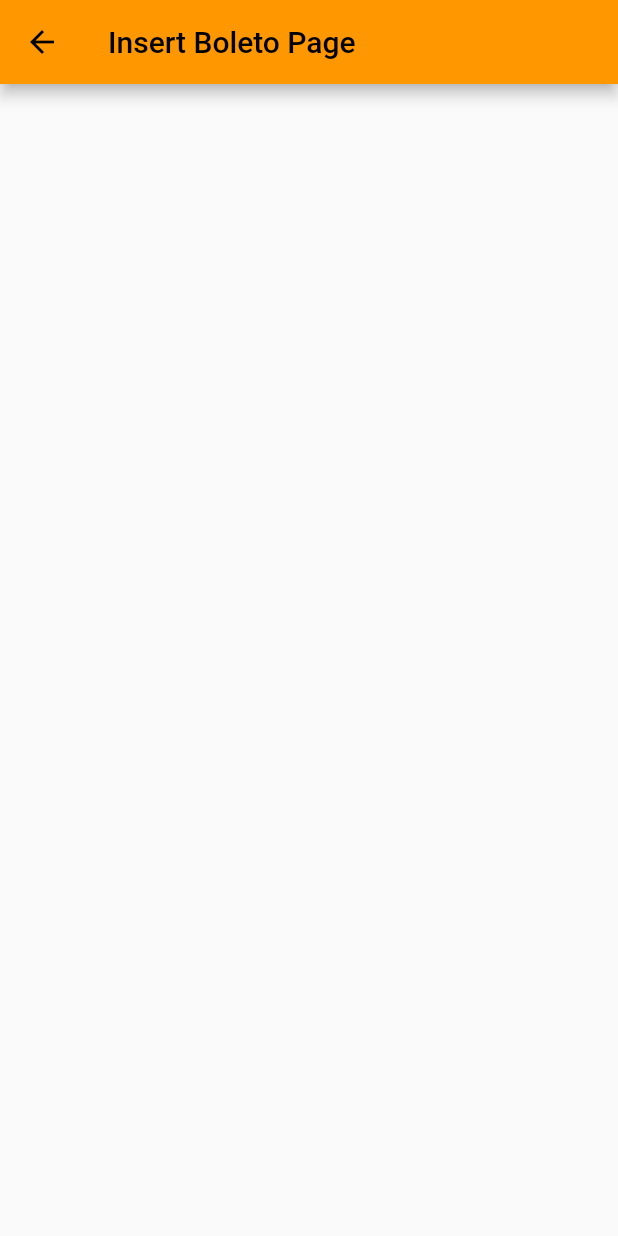
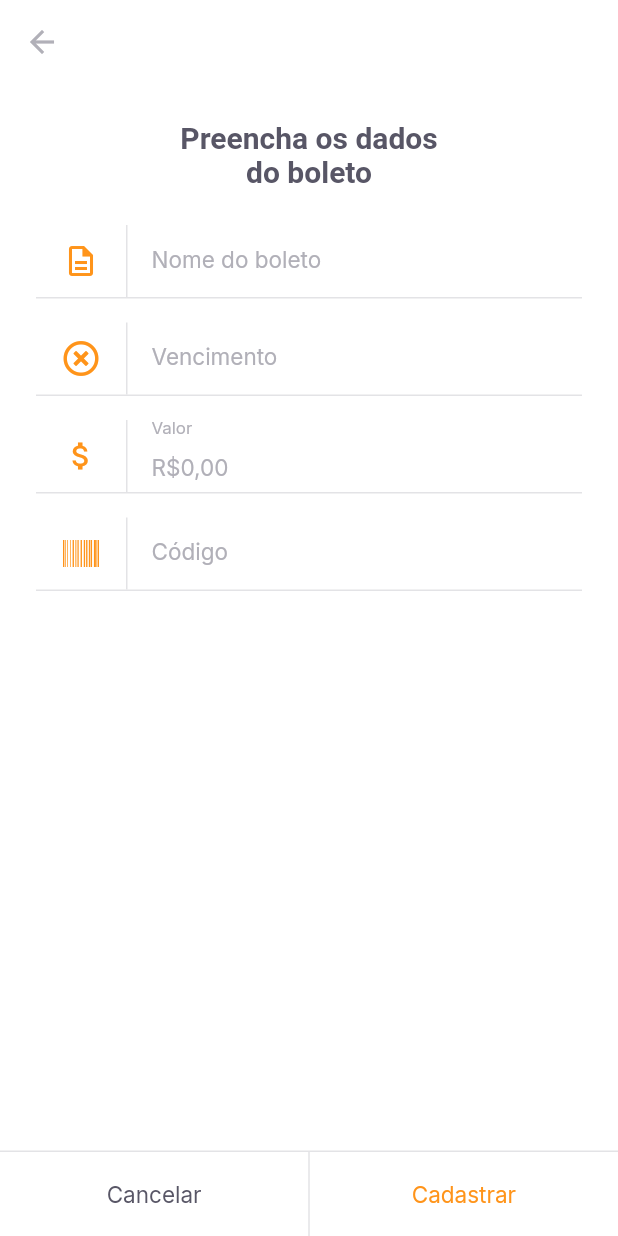
Before and after one commit to SamuWesll/payflow, a Flutter app: the InsertBoletoPage screen opened by its route, on a phone screen of 412 x 824 dp. Run offline on Flutter 3.47's test engine with Material 2 defaults, Android fonts, the phone set to English and light mode, and no system bars; our stand-ins replace camera, firebase_core, flutter_masked_text2, font_awesome_flutter, google_fonts, google_sign_in and 2 more; missing offline and left inert: google_ml_kit; accounts and stored records are empty.

Commit message:
finalizando tela de inserir boleto

```diff
--- a/lib/moduiles/barcode_scanner/barcode_scanner_page.dart
+++ b/lib/moduiles/barcode_scanner/barcode_scanner_page.dart
@@ -47,7 +47,7 @@ class _BarcodeScannerPageState extends State<BarcodeScannerPage> {
               builder: (_, status, __) {
                 if (status.showCamera) {
                   return Container(
-                    child: status.cameraController!.buildPreview(),
+                    child: controller.cameraController!.buildPreview(),
                   );
                 } else {
                   return Container();
@@ -94,7 +94,7 @@ class _BarcodeScannerPageState extends State<BarcodeScannerPage> {
                         "Tente scanear novamente ou digite o código do seu boleto.",
                     primaryLabel: "Scanear novamente",
                     primaryOnPressed: () {
-                      controller.getAvailableCameras();
+                      controller.scanWithCamera();
                     },
                     secundaryLabel: "Digitar código",
                     secundaryOnPress: () {},
--- a/lib/moduiles/home/home_page.dart
+++ b/lib/moduiles/home/home_page.dart
@@ -72,7 +72,8 @@ class _HomePageState extends State<HomePage> {
             ),
             GestureDetector(
               onTap: () {
-                Navigator.pushNamed(context, "/barcode_scanner");
+                // Navigator.pushNamed(context, "/barcode_scanner");
+                Navigator.pushNamed(context, "/insert_boleto");
               },
               child: Container(
                 height: 56,
--- /dev/null
+++ b/lib/moduiles/insert_boleto/insert_boleto_controller.dart
@@ -0,0 +1,41 @@
+import 'package:flutter/material.dart';
+import 'package:payflow/shared/models/boleto_model.dart';
+import 'package:shared_preferences/shared_preferences.dart';
+
+class InsertBoletoController {
+  final formKey = GlobalKey<FormState>();
+  BoletoModel model = BoletoModel();
+  String? validateName(String? value) =>
+      value?.isEmpty ?? true ? "O nome não pode ser vazio" : null;
+  String? validateVencimento(String? value) =>
+      value?.isEmpty ?? true ? "A data de vencimento não pode ser vazio" : null;
+  String? validateValor(double value) =>
+      value == 0 ? "Insira um valor maior que R\$ 0,00" : null;
+  String? validateCodigo(String? value) =>
+      value?.isEmpty ?? true ? "O código do boleto não pode ser vazio" : null;
+
+  void onChange(
+      {String? name, String? dueDate, double? value, String? barcode}) {
+    model = model.copyWith(
+      name: name,
+      dueDate: dueDate,
+      value: value,
+      barcode: barcode,
+    );
+  }
+
+  Future<void> saveBoleto() async {
+    final instance = await SharedPreferences.getInstance();
+    final boletos = instance.getStringList("boletos") ?? <String>[];
+    boletos.add(model.toJson());
+    await instance.setStringList("boletos", boletos);
+    return;
+  }
+
+  Future<void> cadastrarBoleto() async {
+    final form = formKey.currentState;
+    if (form!.validate()) {
+      return saveBoleto();
+    }
+  }
+}
--- a/lib/moduiles/insert_boleto/insert_boleto_page.dart
+++ b/lib/moduiles/insert_boleto/insert_boleto_page.dart
@@ -1,13 +1,124 @@
 import 'package:flutter/material.dart';
+import 'package:flutter_masked_text2/flutter_masked_text2.dart';
+import 'package:font_awesome_flutter/font_awesome_flutter.dart';
+import 'package:payflow/moduiles/insert_boleto/insert_boleto_controller.dart';
+import 'package:payflow/shared/themes/app_colors.dart';
+import 'package:payflow/shared/themes/app_text_styles.dart';
+import 'package:payflow/shared/widgets/input_text/input_text_widget.dart';
+import 'package:payflow/shared/widgets/set_label_buttons/set_label_buttons.dart';
 
-class InsertBoletoPage extends StatelessWidget {
-  const InsertBoletoPage({Key? key}) : super(key: key);
+class InsertBoletoPage extends StatefulWidget {
+  final String? barcode;
+  const InsertBoletoPage({Key? key, this.barcode}) : super(key: key);
+
+  @override
+  State<InsertBoletoPage> createState() => _InsertBoletoPageState();
+}
+
+class _InsertBoletoPageState extends State<InsertBoletoPage> {
+  final controller = InsertBoletoController();
+  final moneyInputTextController = MoneyMaskedTextController(
+    leftSymbol: "R\$",
+    decimalSeparator: ",",
+  );
+  final dueDateInputTextController = MaskedTextController(mask: "00/00/0000");
+  final barcodeInputTextController = TextEditingController();
+
+  @override
+  void initState() {
+    if (widget.barcode != null) {
+      barcodeInputTextController.text = widget.barcode!;
+    }
+    super.initState();
+  }
 
   @override
   Widget build(BuildContext context) {
     return Scaffold(
+      backgroundColor: AppColors.background,
       appBar: AppBar(
-        title: Text("Insert Boleto Page"),
+        backgroundColor: AppColors.background,
+        elevation: 0,
+        leading: const BackButton(
+          color: AppColors.input,
+        ),
+      ),
+      body: SingleChildScrollView(
+        child: Padding(
+          padding: const EdgeInsets.symmetric(horizontal: 24),
+          child: Column(
+            crossAxisAlignment: CrossAxisAlignment.center,
+            children: [
+              Padding(
+                padding: const EdgeInsets.symmetric(
+                  horizontal: 93,
+                  vertical: 24,
+                ),
+                child: Text(
+                  "Preencha os dados do boleto",
+                  style: TextStyles.titleBoldHeading,
+                  textAlign: TextAlign.center,
+                ),
+              ),
+              Form(
+                key: controller.formKey,
+                child: Column(
+                  children: [
+                    InputTextWidget(
+                      label: "Nome do boleto",
+                      icon: Icons.description_outlined,
+                      onChanged: (value) {
+                        controller.onChange(name: value);
+                      },
+                      validator: controller.validateName,
+                    ),
+                    InputTextWidget(
+                      controller: dueDateInputTextController,
+                      label: "Vencimento",
+                      icon: FontAwesomeIcons.timesCircle,
+                      onChanged: (value) {
+                        controller.onChange(dueDate: value);
+                      },
+                      validator: controller.validateVencimento,
+                    ),
+                    InputTextWidget(
+                      controller: moneyInputTextController,
+                      label: "Valor",
+                      icon: Icons.attach_money,
+                      validator: (p0) => controller
+                          .validateValor(moneyInputTextController.numberValue),
+                      onChanged: (value) {
+                        controller.onChange(
+                            value: moneyInputTextController.numberValue);
+                      },
+                    ),
+                    InputTextWidget(
+                      controller: barcodeInputTextController,
+                      label: "Código",
+                      icon: FontAwesomeIcons.barcode,
+                      validator: controller.validateCodigo,
+                      onChanged: (value) {
+                        controller.onChange(barcode: value);
+                      },
+                    ),
+                  ],
+                ),
+              )
+            ],
+          ),
+        ),
+      ),
+      bottomNavigationBar: SetLabelButtons(
+        primaryLabel: "Cancelar",
+        primaryOnPressed: () {
+          Navigator.pop(context);
+        },
+        secundaryLabel: "Cadastrar",
+        secundaryOnPress: () async {
+          await controller.cadastrarBoleto();
+          Navigator.pop(context);
+        },
+        enableSecondaryColor: true,
       ),
     );
   }
--- /dev/null
+++ b/lib/shared/models/boleto_model.dart
@@ -0,0 +1,72 @@
+import 'dart:convert';
+
+class BoletoModel {
+  final String? name;
+  final String? dueDate;
+  final double? value;
+  final String? barcode;
+  BoletoModel({
+    this.name,
+    this.dueDate,
+    this.value,
+    this.barcode,
+  });
+
+  BoletoModel copyWith({
+    String? name,
+    String? dueDate,
+    double? value,
+    String? barcode,
+  }) {
+    return BoletoModel(
+      name: name ?? this.name,
+      dueDate: dueDate ?? this.dueDate,
+      value: value ?? this.value,
+      barcode: barcode ?? this.barcode,
+    );
+  }
+
+  Map<String, dynamic> toMap() {
+    return {
+      'name': name,
+      'dueDate': dueDate,
+      'value': value,
+      'barcode': barcode,
+    };
+  }
+
+  factory BoletoModel.fromMap(Map<String, dynamic> map) {
+    return BoletoModel(
+      name: map['name'],
+      dueDate: map['dueDate'],
+      value: map['value']?.toDouble(),
+      barcode: map['barcode'],
+    );
+  }
+
+  String toJson() => json.encode(toMap());
+
+  factory BoletoModel.fromJson(String source) =>
+      BoletoModel.fromMap(json.decode(source));
+
+  @override
+  String toString() {
+    return 'BoletoModel(name: $name, dueDate: $dueDate, value: $value, barcode: $barcode)';
+  }
+
+  @override
+  bool operator ==(Object other) {
+    if (identical(this, other)) return true;
+
+    return other is BoletoModel &&
+        other.name == name &&
+        other.dueDate == dueDate &&
+        other.value == value &&
+        other.barcode == barcode;
+  }
+
+  @override
+  int get hashCode {
+    return name.hashCode ^ dueDate.hashCode ^ value.hashCode ^ barcode.hashCode;
+  }
+}
--- /dev/null
+++ b/lib/shared/widgets/input_text/input_text_widget.dart
@@ -0,0 +1,67 @@
+import 'package:flutter/material.dart';
+import 'package:payflow/shared/themes/app_colors.dart';
+import 'package:payflow/shared/themes/app_text_styles.dart';
+
+class InputTextWidget extends StatelessWidget {
+  final String label;
+  final IconData icon;
+  final String? initialValue;
+  final String? Function(String?)? validator;
+  final TextEditingController? controller;
+  final void Function(String value) onChanged;
+  const InputTextWidget({
+    Key? key,
+    required this.label,
+    required this.icon,
+    this.initialValue,
+    this.validator,
+    this.controller,
+    required this.onChanged,
+  }) : super(key: key);
+
+  @override
+  Widget build(BuildContext context) {
+    return Padding(
+      padding: const EdgeInsets.only(bottom: 16),
+      child: Column(
+        children: [
+          TextFormField(
+            onChanged: onChanged,
+            controller: controller,
+            initialValue: initialValue,
+            validator: validator,
+            style: TextStyles.input,
+            decoration: InputDecoration(
+              contentPadding: EdgeInsets.zero,
+              labelText: label,
+              labelStyle: TextStyles.input,
+              icon: Row(
+                mainAxisSize: MainAxisSize.min,
+                children: [
+                  Padding(
+                    padding: const EdgeInsets.symmetric(horizontal: 18),
+                    child: Icon(
+                      icon,
+                      color: AppColors.primary,
+                    ),
+                  ),
+                  Container(
+                    width: 1,
+                    height: 48,
+                    color: AppColors.stroke,
+                  ),
+                ],
+              ),
+              border: InputBorder.none,
+            ),
+          ),
+          const Divider(
+            height: 1,
+            thickness: 1,
+            color: AppColors.stroke,
+          )
+        ],
+      ),
+    );
+  }
+}
--- a/lib/shared/widgets/set_label_buttons/set_label_buttons.dart
+++ b/lib/shared/widgets/set_label_buttons/set_label_buttons.dart
@@ -1,4 +1,5 @@
 import 'package:flutter/material.dart';
+import 'package:payflow/shared/themes/app_colors.dart';
 import 'package:payflow/shared/themes/app_text_styles.dart';
 import 'package:payflow/shared/widgets/divider_vertical/divider_vertical_widget.dart';
 import 'package:payflow/shared/widgets/label_button/label_button.dart';
@@ -9,19 +10,33 @@ class SetLabelButtons extends StatelessWidget {
   final String secundaryLabel;
   final VoidCallback secundaryOnPress;
   final bool enablePrimaryColor;
-  const SetLabelButtons(
-      {Key? key,
+  final bool enableSecondaryColor;
+  const SetLabelButtons({
+    Key? key,
     required this.primaryLabel,
     required this.primaryOnPressed,
     required this.secundaryLabel,
     required this.secundaryOnPress,
-      this.enablePrimaryColor = false})
-      : super(key: key);
+    this.enablePrimaryColor = false,
+    this.enableSecondaryColor = false,
+  }) : super(key: key);
 
   @override
   Widget build(BuildContext context) {
     // ignore: sized_box_for_whitespace
     return Container(
+      height: 57,
+      child: Column(
+        mainAxisSize: MainAxisSize.min,
+        children: [
+          // ignore: prefer_const_constructors
+          Divider(
+            height: 1,
+            thickness: 1,
+            color: AppColors.stroke,
+          ),
+          // ignore: sized_box_for_whitespace
+          Container(
             height: 56,
             child: Row(
               children: [
@@ -30,13 +45,20 @@ class SetLabelButtons extends StatelessWidget {
                     onPressed: primaryOnPressed,
                     label: primaryLabel,
                     style: enablePrimaryColor ? TextStyles.buttonPrimary : null,
-          )),
+                  ),
+                ),
                 const DividerVerticalWidget(),
                 Expanded(
                   child: LabelButton(
                     onPressed: secundaryOnPress,
                     label: secundaryLabel,
-          )),
+                    style:
+                        enableSecondaryColor ? TextStyles.buttonPrimary : null,
+                  ),
+                ),
+              ],
+            ),
+          ),
         ],
       ),
     );
--- a/pubspec.yaml
+++ b/pubspec.yaml
@@ -21,6 +21,8 @@ dependencies:
   google_ml_kit: ^0.7.3
   camera: ^0.9.4+5
   image_picker: ^0.8.4+4
+  font_awesome_flutter: ^9.2.0
+  flutter_masked_text2: ^0.9.1
 
 dev_dependencies:
   flutter_test:
```
Also changed, not shown: lib/moduiles/barcode_scanner/barcode_scanner_controller.dart (+16 -19 lines), lib/moduiles/barcode_scanner/barcode_scanner_status.dart (+10 -11 lines), pubspec.lock. Lines whose indentation alone changed are shown as unchanged.
